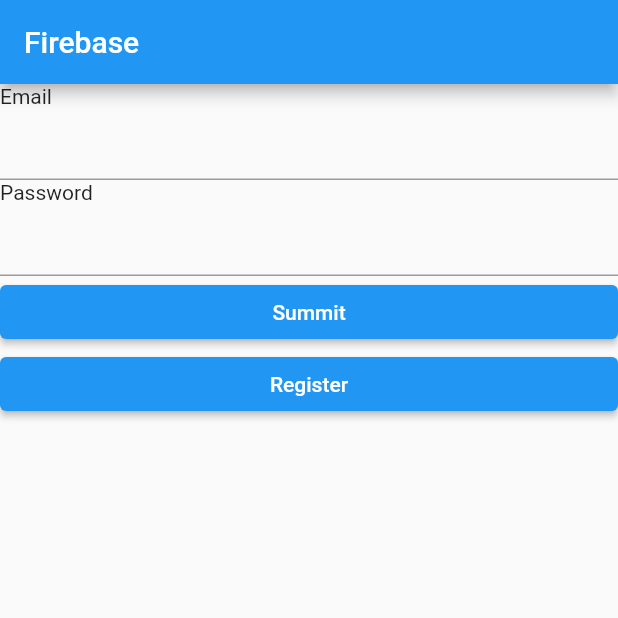
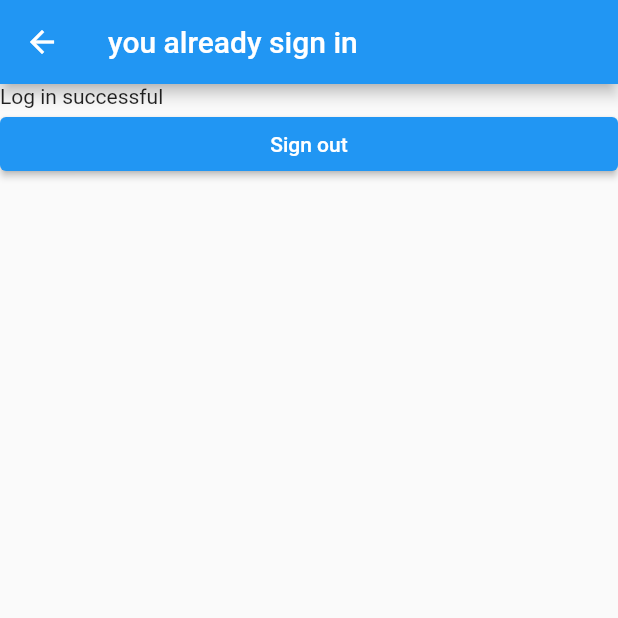
Before and after one commit to Kam1423/lab8, a Flutter app: the screen it shows after launch, after a tap on "Summit", on a phone screen of 412 x 824 dp, the top half of it. Run offline on Flutter 3.47's test engine with Material 2 defaults, Android fonts, the phone set to English and light mode, and no system bars; our stand-ins replace firebase_auth, firebase_core; accounts and stored records are empty; network calls fail.

Commit message:
lab8 all function

```diff
--- /dev/null
+++ b/lib/auth_service.dart
@@ -0,0 +1,42 @@
+import 'package:firebase_auth/firebase_auth.dart';
+
+class AuthService {
+  //-------------------------Sign In function-------------------------
+  static Future<void> signInFunc(String email, String password) async {
+    try {
+      final credential = await FirebaseAuth.instance.signInWithEmailAndPassword(
+        email: email,
+        password: password
+      );
+    } on FirebaseAuthException catch (e) {
+      if (e.code == 'user-not-found') {
+        print('No user found for that email.');
+      } else if (e.code == 'wrong-password') {
+        print('Wrong password provided for that user.');
+      }
+    }
+  }
+  //-------------------------register function-------------------------
+  static Future<void> registerFunc(String email,String password) async {
+    print(email);
+    try {
+      final credential = await FirebaseAuth.instance.createUserWithEmailAndPassword(
+        email: email,
+        password: password,
+      );
+    } on FirebaseAuthException catch (e) {
+      // print(e.code);
+      if (e.code == 'weak-password') {
+        print('The password provided is too weak.');
+      } else if (e.code == 'email-already-in-use') {
+        print('The account already exists for that email.');
+      }
+    } catch (e) {
+      print(e);
+    }
+  }
+  //-------------------------SignOut function-------------------------
+  static Future<void> signOutFunc() async {
+    await FirebaseAuth.instance.signOut();
+  }
+}
--- a/lib/main.dart
+++ b/lib/main.dart
@@ -9,7 +9,7 @@ Future<void> main() async {
   await Firebase.initializeApp(
     options: DefaultFirebaseOptions.currentPlatform,
   );
-  await FirebaseAuth.instance.useAuthEmulator('localhost',9099);
+  // await FirebaseAuth.instance.useAuthEmulator('localhost',9099);
 
   runApp(const MyApp());
 }
--- /dev/null
+++ b/lib/pages/Succese.dart
@@ -0,0 +1,37 @@
+import 'package:flutter/material.dart';
+import 'package:flutter/src/widgets/container.dart';
+import 'package:flutter/src/widgets/framework.dart';
+import 'package:lab8/auth_service.dart';
+
+class MySuccese extends StatefulWidget {
+  const MySuccese({super.key});
+
+  @override
+  State<MySuccese> createState() => _MyWidgetState();
+}
+
+class _MyWidgetState extends State<MySuccese> {
+  @override
+  Widget build(BuildContext context) {
+    return Scaffold(
+        appBar: AppBar(
+          title: Text('you already sign in'),
+        ),
+        body: SafeArea(
+          child: ListView(
+            children: [
+              // ---------------------------------------------User---------------------------------------------
+              Text('Log in successful'),
+              // ---------------------------------------------Button---------------------------------------------
+              ElevatedButton(
+                onPressed: () {
+                  AuthService.signOutFunc();
+                  Navigator.pop(context);
+                },child:Text('Sign out'))
+
+            ]
+          )
+      )
+    );
+  }
+}
--- a/lib/pages/firstpage.dart
+++ b/lib/pages/firstpage.dart
@@ -1,6 +1,8 @@
 import 'package:flutter/material.dart';
 import 'package:flutter/src/widgets/container.dart';
 import 'package:flutter/src/widgets/framework.dart';
+import 'package:lab8/auth_service.dart';
+import 'package:lab8/pages/Succese.dart';
 import 'package:lab8/pages/registerpage.dart';
 
 class MyWidget extends StatefulWidget {
@@ -13,9 +15,9 @@ class MyWidget extends StatefulWidget {
 class _MyWidgetState extends State<MyWidget> {
   @override
   Widget build(BuildContext context) {
-    final _formkey = GlobalKey<FormState>();
-    TextEditingController _email = TextEditingController();
-    TextEditingController _password = TextEditingController();
+    final formkey = GlobalKey<FormState>();
+    TextEditingController email = TextEditingController();
+    TextEditingController password = TextEditingController();
     return Scaffold(
         appBar: AppBar(
           title: Text('Firebase'),
@@ -26,24 +28,36 @@ class _MyWidgetState extends State<MyWidget> {
               // ---------------------------------------------User---------------------------------------------
               Text('Email'),
               TextFormField(
-                controller: _email,
+                controller: email,
+                validator: (value) {
+                   if (value == null || value.isEmpty) {
+                        return 'Please enter some text';
+                      }
+                      return null;
+                    }
               ),
 
               // ---------------------------------------------Password---------------------------------------------
               Text('Password'),
               TextFormField(
-                controller: _password,
+                controller: password,
                 obscureText: true,
               ),
 
               // ---------------------------------------------Button---------------------------------------------
               ElevatedButton(
-                onPressed: () {},child:Text('Summit')),
+                onPressed: () {
+                    AuthService.signInFunc(email.text, password.text);
+                    Navigator.push(
+                    context,MaterialPageRoute(builder: (context) => const MySuccese()),);
+                },
+                child:Text('Summit')),
               ElevatedButton(
                 onPressed: () {
                   Navigator.push(
-                    context,MaterialPageRoute(builder: (context) => const MyRegister()),);
-                },child:Text('Register'))
+                  context,MaterialPageRoute(builder: (context) => const MyRegister()),);
+                },
+                child:Text('Register'))
             ]
           )
       )
--- a/lib/pages/registerpage.dart
+++ b/lib/pages/registerpage.dart
@@ -1,6 +1,5 @@
 import 'package:flutter/material.dart';
-import 'package:flutter/src/widgets/container.dart';
-import 'package:flutter/src/widgets/framework.dart';
+import 'package:lab8/auth_service.dart';
 
 class MyRegister extends StatefulWidget {
   const MyRegister({super.key});
@@ -12,40 +11,41 @@ class MyRegister extends StatefulWidget {
 class _MyWidgetState extends State<MyRegister> {
   @override
   Widget build(BuildContext context) {
-    final _formkey = GlobalKey<FormState>();
-    TextEditingController _username = TextEditingController();
-    TextEditingController _email = TextEditingController();
-    TextEditingController _password = TextEditingController();
+    final formkey = GlobalKey<FormState>();
+    TextEditingController email = TextEditingController();
+    TextEditingController password = TextEditingController();
+
     return Scaffold(
         appBar: AppBar(
-          title: Text('Firebase'),
+          title: Text('Register'),
         ),
         body: SafeArea(
           child: ListView(
             children: [
-
-              // ---------------------------------------------User---------------------------------------------
-              Text('Username'),
+              // ---------------------------------------------Email---------------------------------------------
+              Text('Email'),
               TextFormField(
-                controller: _username,
-              ),
-
-              // ---------------------------------------------User---------------------------------------------
-              Text('Password'),
-              TextFormField(
-                controller: _email,
+                controller: email,
               ),
 
               // ---------------------------------------------Password---------------------------------------------
-              Text('Email'),
+              Text('Password'),
               TextFormField(
-                controller: _password,
+                controller: password,
                 obscureText: true,
               ),
 
               // ---------------------------------------------Button---------------------------------------------
               ElevatedButton(
-                onPressed: () {},child:Text('Summit')),
+                onPressed: () {
+                //  if (formkey.currentState!.validate()){
+                    AuthService.registerFunc(email.text, password.text).then((value) {
+                      print(email.text);
+                      Navigator.pop(context);
+                    });
+                 // }
+                },
+                child:Text('Summit')),
             ]
           )
       )
```
